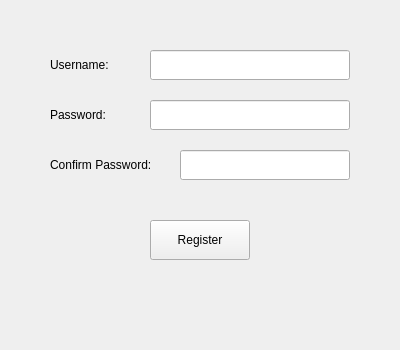
This is GUI/RegisterWindow.ui in keroloss107/Tic-tac-toe as Qt 5 draws it before an edit. The edited form follows.
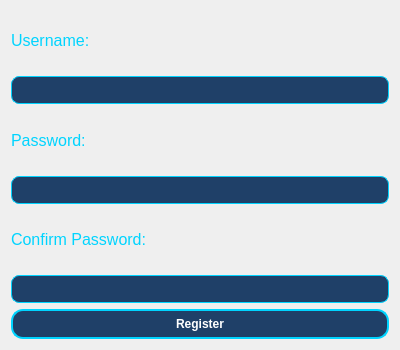
This is the edited form.

Commit message: User registration

What changed in the file:
```diff
--- a/GUI/RegisterWindow.ui
+++ b/GUI/RegisterWindow.ui
@@ -13,94 +13,86 @@
 		<property name="windowTitle">
 			<string>Register</string>
 		</property>
+		<property name="styleSheet">
+			<string notr="true">
+				QWidget {
+				background-color: qlineargradient(x1:0, y1:0, x2:1, y2:1,
+				stop:0 #14213d, stop:1 #000000);
+				color: white;
+				font-family: 'Segoe UI';
+				}
+				QLabel {
+				color: #00d4ff;
+				font-size: 16px;
+				}
+				QLineEdit {
+				background-color: #1f4068;
+				color: white;
+				border: 1px solid #00d4ff;
+				border-radius: 8px;
+				padding: 5px;
+				}
+				QPushButton {
+				background-color: #1f4068;
+				color: white;
+				border: 2px solid #00d4ff;
+				font-weight: bold;
+				border-radius: 12px;
+				padding: 6px;
+				}
+				QPushButton:hover {
+				background-color: #ff4d6d;
+				border-color: #f72585;
+				}
+			</string>
+		</property>
+		<layout class="QVBoxLayout" name="verticalLayout">
+			<item>
 		<widget class="QLabel" name="label_username">
 			<property name="text">
 				<string>Username:</string>
 			</property>
-			<property name="geometry">
-				<rect>
-					<x>50</x>
-					<y>50</y>
-					<width>80</width>
-					<height>30</height>
-				</rect>
-			</property>
-		</widget>
-		<widget class="QLineEdit" name="usernameEdit">
-			<property name="geometry">
-				<rect>
-					<x>150</x>
-					<y>50</y>
-					<width>200</width>
-					<height>30</height>
-				</rect>
-			</property>
-		</widget>
+				</widget>
+			</item>
+			<item>
+				<widget class="QLineEdit" name="usernameEdit"/>
+			</item>
+			<item>
 		<widget class="QLabel" name="label_password">
 			<property name="text">
 				<string>Password:</string>
 			</property>
-			<property name="geometry">
-				<rect>
-					<x>50</x>
-					<y>100</y>
-					<width>80</width>
-					<height>30</height>
-				</rect>
-			</property>
-		</widget>
+				</widget>
+			</item>
+			<item>
 		<widget class="QLineEdit" name="passwordEdit">
-			<property name="geometry">
-				<rect>
-					<x>150</x>
-					<y>100</y>
-					<width>200</width>
-					<height>30</height>
-				</rect>
-			</property>
 			<property name="echoMode">
 				<enum>QLineEdit::Password</enum>
 			</property>
 		</widget>
+			</item>
+			<item>
 		<widget class="QLabel" name="label_confirmPassword">
 			<property name="text">
 				<string>Confirm Password:</string>
 			</property>
-			<property name="geometry">
-				<rect>
-					<x>50</x>
-					<y>150</y>
-					<width>120</width>
-					<height>30</height>
-				</rect>
-			</property>
-		</widget>
+				</widget>
+			</item>
+			<item>
 		<widget class="QLineEdit" name="confirmPasswordEdit">
-			<property name="geometry">
-				<rect>
-					<x>180</x>
-					<y>150</y>
-					<width>170</width>
-					<height>30</height>
-				</rect>
-			</property>
 			<property name="echoMode">
 				<enum>QLineEdit::Password</enum>
 			</property>
 		</widget>
+			</item>
+			<item>
 		<widget class="QPushButton" name="registerButton">
 			<property name="text">
 				<string>Register</string>
 			</property>
-			<property name="geometry">
-				<rect>
-					<x>150</x>
-					<y>220</y>
-					<width>100</width>
-					<height>40</height>
-				</rect>
-			</property>
-		</widget>
+				</widget>
+			</item>
+		</layout>
 	</widget>
 	<resources/>
 	<connections/>
```
Lines whose indentation alone changed are shown as unchanged. The commit also changes 2 other files.
